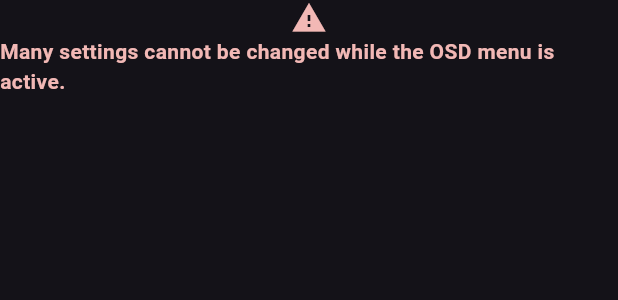
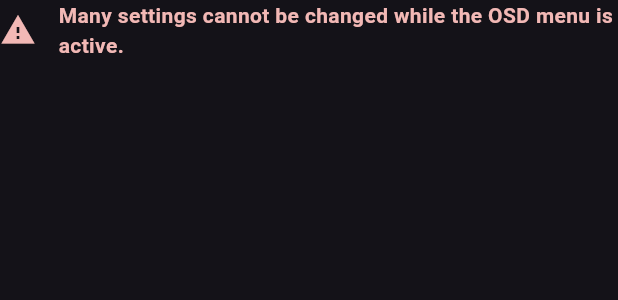
Before and after one commit to jpwoodbu/emotiva, a Flutter app: what menuWarning() shows on an empty page, opened directly, on a phone screen of 412 x 824 dp. Shown: the top 300 px of the screen. Run offline on Flutter 3.47's test engine with Material 3 defaults, Android fonts, the phone set to English and light mode, and no system bars.

Commit message:
Improve look of OSD menu warning.

```diff
--- a/emotiva_remote/lib/util.dart
+++ b/emotiva_remote/lib/util.dart
@@ -8,12 +8,17 @@ dynamic addHaptic(Function function) {
 
 Widget menuWarning(BuildContext context) {
   final errorColor = Theme.of(context).colorScheme.error;
-  return Column(children: [
-    Icon(Icons.warning, color: errorColor),
-    Text(
-      'Many settings cannot be changed while the OSD menu is active.',
-      style: TextStyle(fontWeight: FontWeight.bold, color: errorColor),
-    ),
-    SizedBox(height: 10),
-  ]);
+  return Row(
+    mainAxisAlignment: MainAxisAlignment.center,
+    children: [
+      Icon(Icons.warning, color: errorColor),
+      SizedBox(width: 15.0),
+      Flexible(
+        child: Text(
+          'Many settings cannot be changed while the OSD menu is active.',
+          style: TextStyle(fontWeight: FontWeight.bold, color: errorColor),
+        ),
+      ),
+    ],
+  );
 }
```
